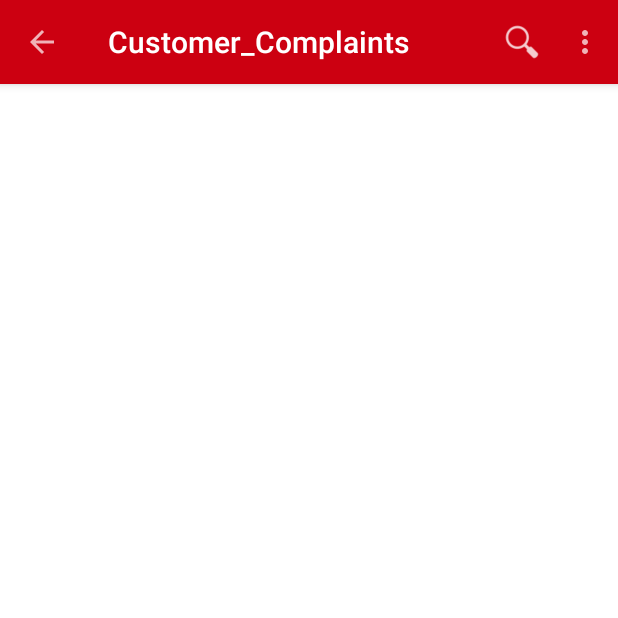
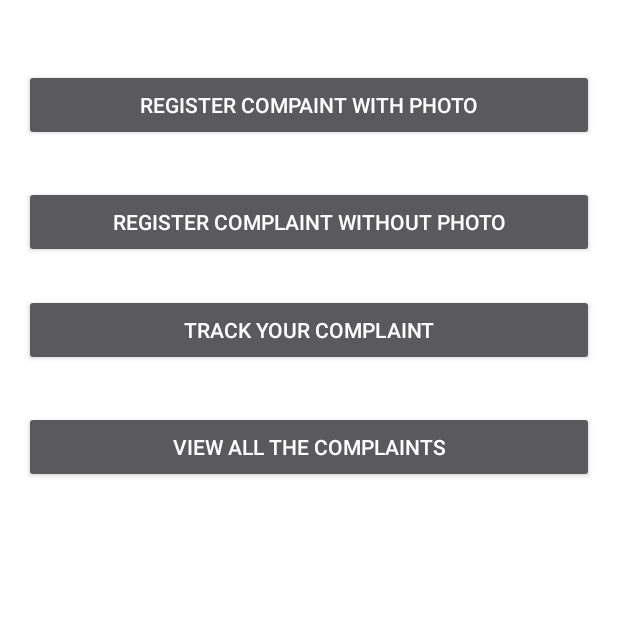
Before and after one commit to saksheesaxena/Customer_Complaints, an Android app: the MainActivity screen opened directly, with no data from a screen before it, on a phone screen of 412 x 824 dp, the top half of it. Run offline under Robolectric (Android 15) with nearby library versions, the phone set to English and light mode, and no system bars.

Commit message:
Main Activity with some functionalities.

```diff
--- a/app/src/main/java/com/example/admin/customer_complaints/MainActivity.java
+++ b/app/src/main/java/com/example/admin/customer_complaints/MainActivity.java
@@ -1,28 +1,98 @@
 package com.example.admin.customer_complaints;
 
+import android.content.Intent;
+import android.graphics.Bitmap;
+import android.hardware.Camera;
+import android.net.Uri;
+import android.provider.MediaStore;
 import android.support.v7.app.ActionBarActivity;
 import android.os.Bundle;
-import android.support.v7.app.AppCompatActivity;
-import android.support.v7.widget.Toolbar;
 import android.view.Menu;
 import android.view.MenuItem;
+import android.view.View;
+import android.widget.AdapterView;
+import android.widget.Button;
+import android.widget.ImageView;
+import android.widget.Spinner;
+import android.widget.SpinnerAdapter;
+import android.widget.Toast;
+
+import java.util.ArrayList;
+import java.util.List;
 
 
-public class MainActivity extends AppCompatActivity{
-    private Toolbar toolbar;
+public class MainActivity extends ActionBarActivity {
+
+    Button b1;
+    Button b2;
+    Button b3;
+    Button b4;
+    ImageView iv;
+    private static final int CAPTURE_IMAGE_ACTIVITY_REQUEST_CODE = 100;
+    private Uri fileUri;
+
 
     @Override
     protected void onCreate(Bundle savedInstanceState) {
         super.onCreate(savedInstanceState);
         setContentView(R.layout.activity_main);
 
-        toolbar = (Toolbar)findViewById(R.id.toolbar);
-        if(toolbar != null)
-        setSupportActionBar(toolbar);
-        getSupportActionBar().setDisplayHomeAsUpEnabled(true);
+        b1 = (Button) findViewById(R.id.button);
+        b2 = (Button) findViewById(R.id.button1);
+        b3 = (Button) findViewById(R.id.button2);
+        b4 = (Button) findViewById(R.id.button3);
+
+        b1.setOnClickListener(new View.OnClickListener() {
+            @Override
+            public void onClick(View v) {
+                // create intent to take a picture and return control to the calling application
+                Intent intent = new Intent(MediaStore.ACTION_IMAGE_CAPTURE);
+
+              //  fileUri = getOutputMediaFileUri(MEDIA_TYPE_IMAGE); // create a file to save the image
+                intent.putExtra(MediaStore.EXTRA_OUTPUT, fileUri); // set the image file name
+
+                // start the image capture Intent
+                startActivityForResult(intent, CAPTURE_IMAGE_ACTIVITY_REQUEST_CODE);
+            }
+        });
+
+        b2.setOnClickListener(new View.OnClickListener() {
+            public void onClick(View v) {
+                startActivity(new Intent(MainActivity.this, SecondActivity.class));
+            }
+        });
+
+        b3.setOnClickListener(new View.OnClickListener() {
+            public void onClick(View v) {
+                startActivity(new Intent(MainActivity.this, ThirdActivity.class));
+            }
+        });
+
+        b3.setOnClickListener(new View.OnClickListener() {
+            public void onClick(View v) {
+                startActivity(new Intent(MainActivity.this, FourthActivity.class));
+            }
+        });
 
 
     }
+    @Override
+    protected void onActivityResult(int requestCode, int resultCode, Intent data) {
+        if (requestCode == CAPTURE_IMAGE_ACTIVITY_REQUEST_CODE) {
+            if (resultCode == RESULT_OK) {
+                // Image captured and saved to fileUri specified in the Intent
+                Toast.makeText(this, "Image saved to:\n" +
+                        data.getData(), Toast.LENGTH_LONG).show();
+            } else if (resultCode == RESULT_CANCELED) {
+                // User cancelled the image capture
+            } else {
+                // Image capture failed, advise user
+            }
+        }
+
+
+    }
+
 
     @Override
     public boolean onCreateOptionsMenu(Menu menu) {
--- a/app/src/main/res/layout/activity_main.xml
+++ b/app/src/main/res/layout/activity_main.xml
@@ -1,14 +1,49 @@
+
 <RelativeLayout xmlns:android="http://schemas.android.com/apk/res/android"
-    xmlns:tools="http://schemas.android.com/tools" android:layout_width="match_parent"
-    android:layout_height="match_parent"  tools:context=".MainActivity">
+    xmlns:tools="http://schemas.android.com/tools"
+    android:layout_width="match_parent"
+    android:layout_height="match_parent"
+    android:paddingLeft="@dimen/activity_horizontal_margin"
+    android:paddingRight="@dimen/activity_horizontal_margin"
+    android:paddingTop="@dimen/activity_vertical_margin"
+    android:paddingBottom="@dimen/activity_vertical_margin" tools:context=".MainActivity">
 
-    <include
-        android:id="@+id/toolbar"
-        layout="@layout/tool_bar" />
+    <Button
+        android:layout_width="match_parent"
+        android:layout_height="wrap_content"
+        android:text="Register compaint with photo"
+        android:id="@+id/button"
+        android:layout_alignParentTop="true"
+        android:layout_centerHorizontal="true"
+        android:layout_marginTop="30dp" />
+
+    <Button
+        android:layout_width="match_parent"
+        android:layout_height="wrap_content"
+        android:text="Register complaint without photo"
+        android:id="@+id/button1"
+        android:layout_below="@+id/button"
+        android:layout_centerHorizontal="true"
+        android:layout_marginTop="30dp" />
 
 
+    <Button
+        android:layout_width="match_parent"
+        android:layout_height="wrap_content"
+        android:text="Track your complaint"
+        android:id="@+id/button2"
+        android:layout_centerHorizontal="true"
+        android:layout_marginTop="180dp" />
 
-    <TextView android:text="@string/hello_world" android:layout_width="wrap_content"
-        android:layout_height="wrap_content" />
+    <Button
+        android:layout_width="match_parent"
+        android:layout_height="wrap_content"
+        android:text="View all the complaints"
+        android:id="@+id/button3"
+        android:layout_below="@+id/button"
+        android:layout_centerHorizontal="true"
+        android:layout_marginTop="180dp"
+        android:layout_marginBottom="0dp"/>
+
 
 </RelativeLayout>
```
Also changed, not shown: app/src/main/java/com/example/admin/customer_complaints/FourthActivity.java (added, +7 -0 lines), app/src/main/java/com/example/admin/customer_complaints/SecondActivity.java (added, +63 -0 lines), app/src/main/java/com/example/admin/customer_complaints/ThirdActivity.java (added, +7 -0 lines), app/src/main/res/layout/activity_second.xml (added, +101 -0 lines), app/src/main/res/layout/activity_third.xml (added, +17 -0 lines), 2 other files.
